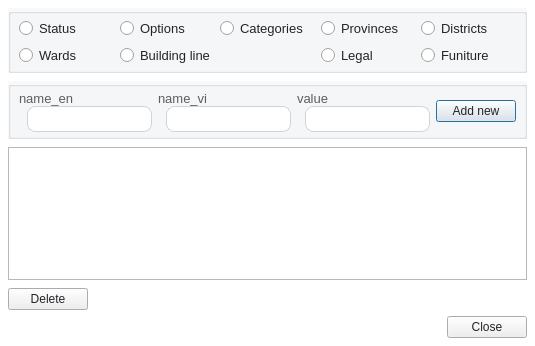
Qt form ui/dialog_re_product_settings.ui (dinhbinhnguyen0105/python.my-manager.v1) before a commit.
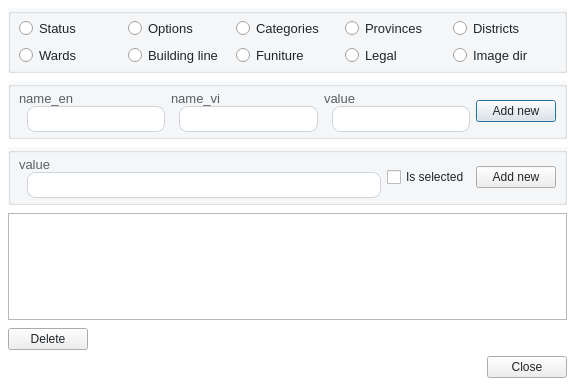
The same form after that commit.

```diff
--- a/ui/dialog_re_product_settings.ui
+++ b/ui/dialog_re_product_settings.ui
@@ -6,8 +6,8 @@
    <rect>
     <x>0</x>
     <y>0</y>
-    <width>535</width>
-    <height>346</height>
+    <width>575</width>
+    <height>386</height>
    </rect>
   </property>
   <property name="windowTitle">
@@ -55,7 +55,9 @@
   color: #212529;
 }
 
-</string>
+QCheckBox{
+  color: #212529;
+}</string>
   </property>
   <layout class="QVBoxLayout" name="verticalLayout_5">
    <property name="leftMargin">
@@ -119,13 +121,6 @@
             </property>
            </widget>
           </item>
-          <item row="1" column="4">
-           <widget class="QRadioButton" name="furniture_s_radio">
-            <property name="text">
-             <string>Funiture</string>
-            </property>
-           </widget>
-          </item>
           <item row="0" column="3">
            <widget class="QRadioButton" name="provinces_radio">
             <property name="text">
@@ -154,13 +149,27 @@
             </property>
            </widget>
           </item>
-          <item row="1" column="1" colspan="2">
+          <item row="1" column="1">
            <widget class="QRadioButton" name="building_line_s_radio">
             <property name="text">
              <string>Building line</string>
             </property>
            </widget>
           </item>
+          <item row="1" column="2">
+           <widget class="QRadioButton" name="furniture_s_radio">
+            <property name="text">
+             <string>Funiture</string>
+            </property>
+           </widget>
+          </item>
+          <item row="1" column="4">
+           <widget class="QRadioButton" name="image_dir_radio">
+            <property name="text">
+             <string>Image dir</string>
+            </property>
+           </widget>
+          </item>
          </layout>
         </item>
        </layout>
@@ -321,6 +330,95 @@
        </layout>
       </widget>
      </item>
+     <item>
+      <widget class="QGroupBox" name="image_dir_setting_container">
+       <property name="enabled">
+        <bool>true</bool>
+       </property>
+       <property name="title">
+        <string/>
+       </property>
+       <property name="flat">
+        <bool>false</bool>
+       </property>
+       <property name="checkable">
+        <bool>false</bool>
+       </property>
+       <layout class="QHBoxLayout" name="horizontalLayout_6">
+        <property name="leftMargin">
+         <number>8</number>
+        </property>
+        <property name="topMargin">
+         <number>4</number>
+        </property>
+        <property name="rightMargin">
+         <number>8</number>
+        </property>
+        <property name="bottomMargin">
+         <number>4</number>
+        </property>
+        <item>
+         <layout class="QHBoxLayout" name="horizontalLayout_7">
+          <item>
+           <widget class="QWidget" name="image_dir_value_container" native="true">
+            <property name="styleSheet">
+             <string notr="true"/>
+            </property>
+            <layout class="QGridLayout" name="gridLayout_10">
+             <property name="leftMargin">
+              <number>0</number>
+             </property>
+             <property name="topMargin">
+              <number>0</number>
+             </property>
+             <property name="rightMargin">
+              <number>0</number>
+             </property>
+             <property name="bottomMargin">
+              <number>0</number>
+             </property>
+             <property name="horizontalSpacing">
+              <number>4</number>
+             </property>
+             <item row="0" column="0">
+              <layout class="QVBoxLayout" name="verticalLayout_10">
+               <property name="spacing">
+                <number>0</number>
+               </property>
+               <item>
+                <widget class="QLabel" name="image_dir_value_label">
+                 <property name="text">
+                  <string>value</string>
+                 </property>
+                </widget>
+               </item>
+               <item>
+                <widget class="QLineEdit" name="image_dir_value_input"/>
+               </item>
+              </layout>
+             </item>
+            </layout>
+           </widget>
+          </item>
+          <item>
+           <widget class="QCheckBox" name="img_dir_is_selected_checkbox">
+            <property name="text">
+             <string>Is selected</string>
+            </property>
+           </widget>
+          </item>
+          <item>
+           <widget class="QPushButton" name="create_btn_2">
+            <property name="text">
+             <string>Add new</string>
+            </property>
+           </widget>
+          </item>
+         </layout>
+        </item>
+       </layout>
+      </widget>
+     </item>
      <item>
       <widget class="QTableView" name="tableView"/>
      </item>
@@ -329,10 +427,10 @@
        <item>
         <widget class="QPushButton" name="delete_btn">
          <property name="autoFillBackground">
-          <bool>true</bool>
+          <bool>false</bool>
          </property>
          <property name="styleSheet">
-          <string notr="true"/>
+          <string notr="true">background-color: none;</string>
          </property>
          <property name="text">
           <string>Delete</string>
```
Left out of the diff: 3 changed lines with no effect on the pictures.
